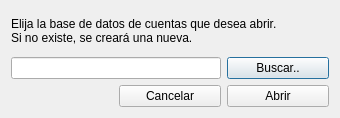
emepetres/Six-of-Spades, file localdatabasedialog.ui: the form before one commit.
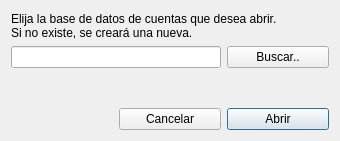
The form after the commit.

Commit message: Added logic to only load .sos database files in local

Patch:
```diff
--- a/localdatabasedialog.ui
+++ b/localdatabasedialog.ui
@@ -7,19 +7,15 @@
     <x>0</x>
     <y>0</y>
     <width>340</width>
-    <height>118</height>
+    <height>141</height>
    </rect>
   </property>
   <property name="windowTitle">
    <string>Dialog</string>
   </property>
   <layout class="QGridLayout" name="gridLayout">
-   <item row="2" column="2">
-    <widget class="QPushButton" name="searchFileButton">
-     <property name="text">
-      <string>Buscar..</string>
-     </property>
-    </widget>
+   <item row="2" column="0" colspan="2">
+    <widget class="QLineEdit" name="filePathText"/>
    </item>
    <item row="1" column="0" colspan="3">
     <widget class="QLabel" name="label">
@@ -29,22 +25,73 @@
      </property>
     </widget>
    </item>
-   <item row="4" column="2">
+   <item row="5" column="2">
     <widget class="QPushButton" name="acceptButton">
      <property name="text">
       <string>Abrir</string>
      </property>
     </widget>
    </item>
-   <item row="4" column="1">
+   <item row="5" column="1">
     <widget class="QPushButton" name="cancelButton">
      <property name="text">
       <string>Cancelar</string>
      </property>
     </widget>
    </item>
-   <item row="2" column="0" colspan="2">
-    <widget class="QLineEdit" name="filePathText"/>
+   <item row="2" column="2">
+    <widget class="QPushButton" name="searchFileButton">
+     <property name="text">
+      <string>Buscar..</string>
+     </property>
+    </widget>
+   </item>
+   <item row="3" column="0" colspan="3">
+    <widget class="QLabel" name="errorLabel">
+     <property name="palette">
+      <palette>
+       <active>
+        <colorrole role="WindowText">
+         <brush brushstyle="SolidPattern">
+          <color alpha="255">
+           <red>255</red>
+           <green>0</green>
+           <blue>0</blue>
+          </color>
+         </brush>
+        </colorrole>
+       </active>
+       <inactive>
+        <colorrole role="WindowText">
+         <brush brushstyle="SolidPattern">
+          <color alpha="255">
+           <red>255</red>
+           <green>0</green>
+           <blue>0</blue>
+          </color>
+         </brush>
+        </colorrole>
+       </inactive>
+       <disabled>
+        <colorrole role="WindowText">
+         <brush brushstyle="SolidPattern">
+          <color alpha="255">
+           <red>159</red>
+           <green>158</green>
+           <blue>158</blue>
+          </color>
+         </brush>
+        </colorrole>
+       </disabled>
+      </palette>
+     </property>
+     <property name="text">
+      <string/>
+     </property>
+     <property name="alignment">
+      <set>Qt::AlignCenter</set>
+     </property>
+    </widget>
    </item>
   </layout>
  </widget>
```
The commit also changes 2 other files.
